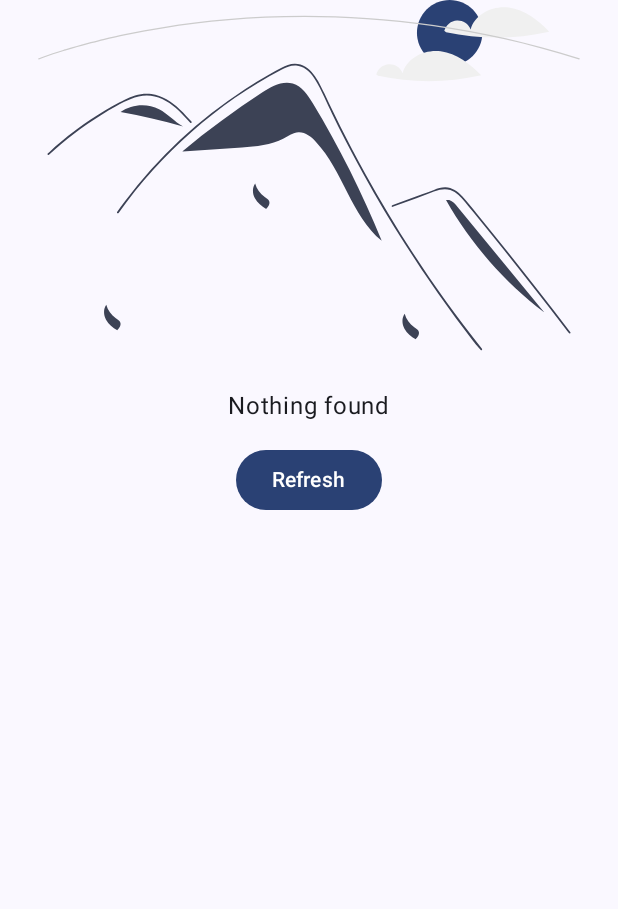
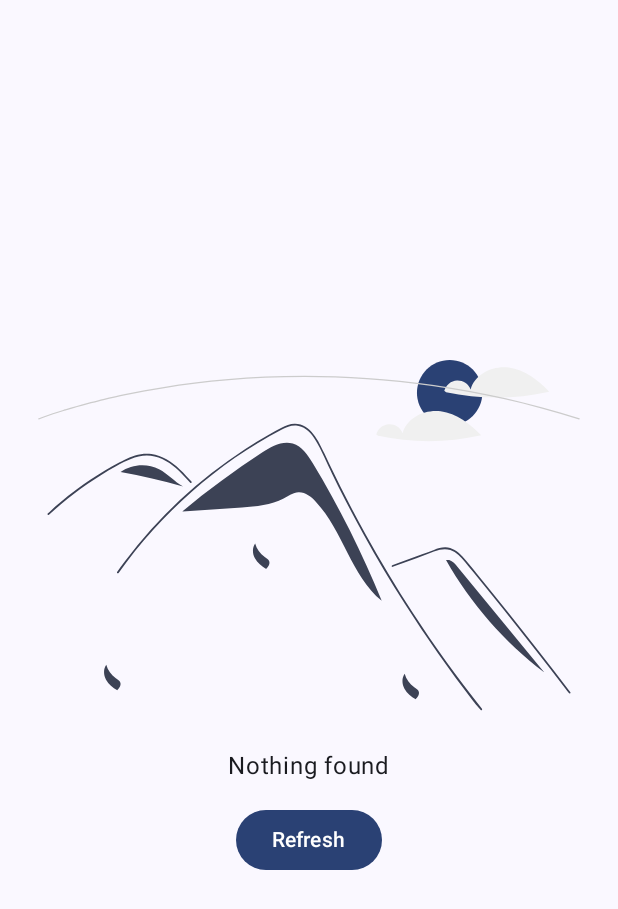
Before and after one commit to nikmax42/Gallery, an Android app built with Jetpack Compose: the composable NothingFoundContent shown on its own in the app's theme, on a phone screen of 412 x 824 dp. Shown: the top 909 px of the screen. Run offline under Robolectric (Android 15) with nearby library versions, the phone set to English and light mode, and no system bars; 1 statement that could not run was skipped.

```diff
--- a/gallery/explorer/src/main/java/nikmax/gallery/gallery/explorer/components/error_contents/NothingFoundContent.kt
+++ b/gallery/explorer/src/main/java/nikmax/gallery/gallery/explorer/components/error_contents/NothingFoundContent.kt
@@ -32,12 +32,11 @@ internal fun NothingFoundContent(
         isRefreshing = false,
         onRefresh = { onRefresh() },
         contentAlignment = Alignment.Center,
-        modifier = modifier
+        modifier = modifier.fillMaxSize()
     ) {
         Column(
             horizontalAlignment = Alignment.CenterHorizontally,
             verticalArrangement = Arrangement.spacedBy(16.dp),
-            modifier = Modifier.fillMaxSize()
         ) {
             Image(
                 imageVector = NothingFound,
```
